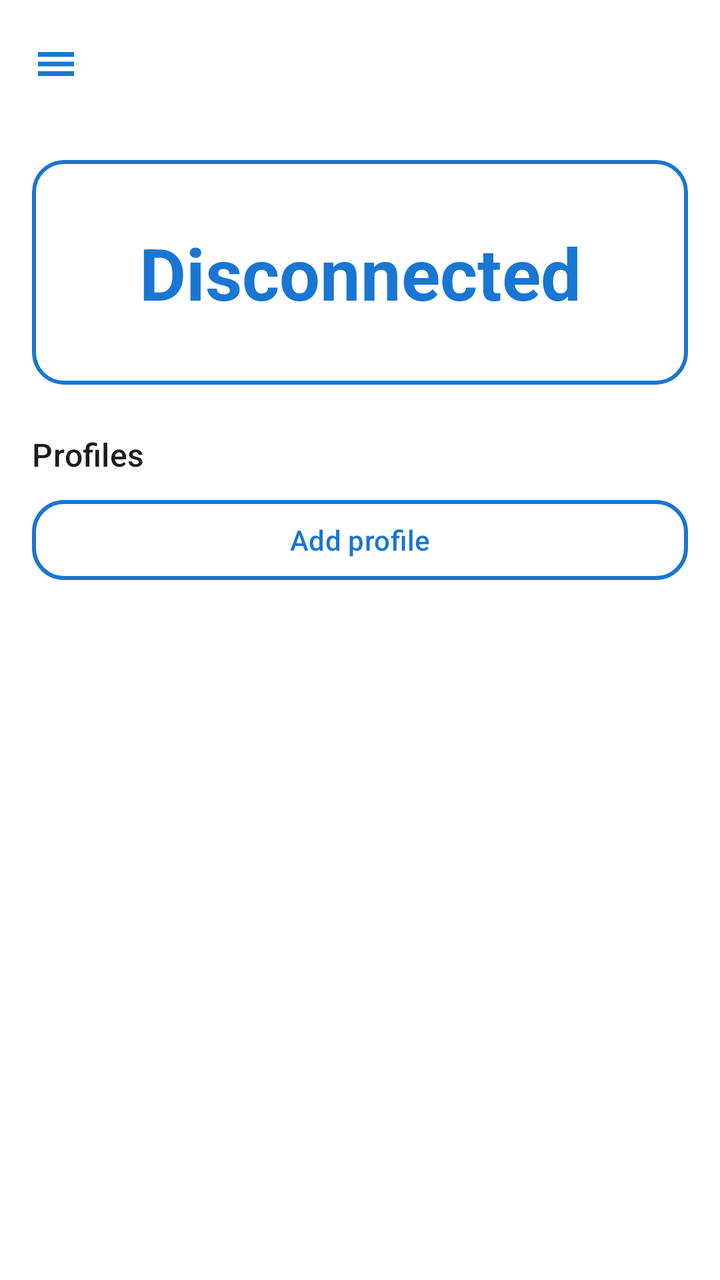
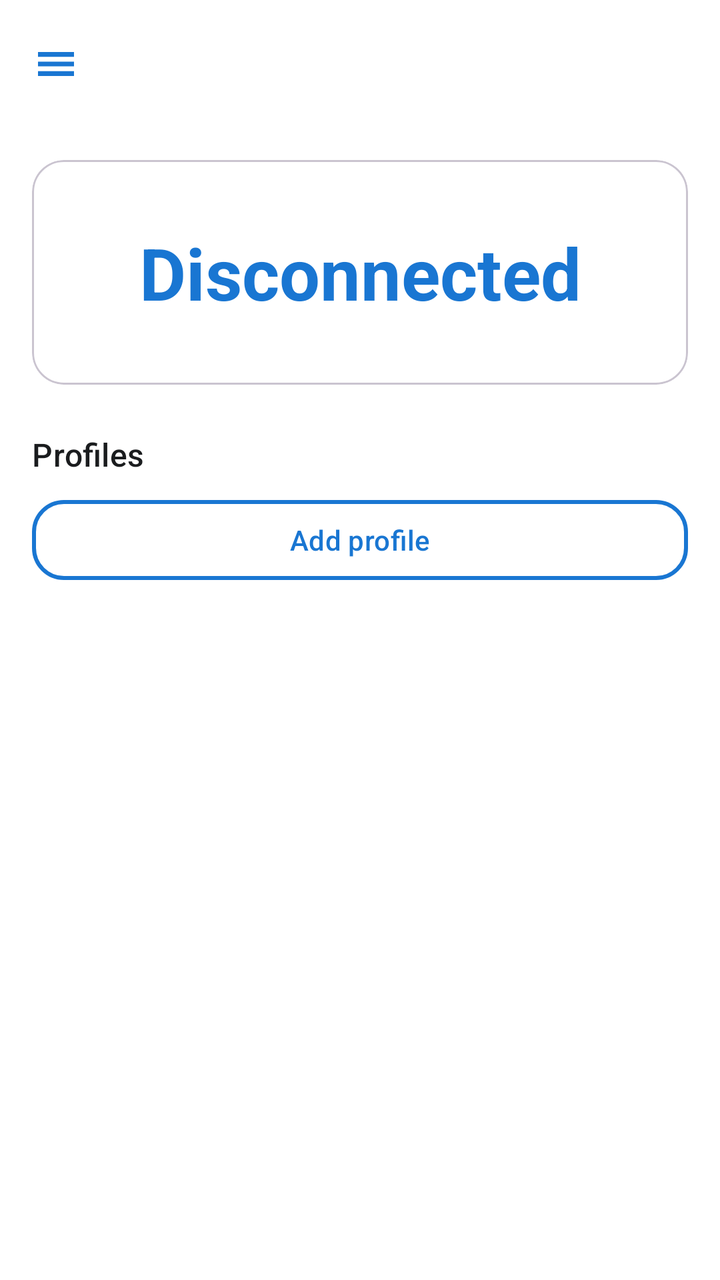

Two renders of the same Android screen: before a commit and after it. Below are the layout's source before the change and the commit's diff.
<!-- AndroidManifest.xml: application theme Theme.MrOpenVPNClient -->
<!-- res/layout/activity_main.xml -->
<?xml version="1.0" encoding="utf-8"?>
<androidx.drawerlayout.widget.DrawerLayout xmlns:android="http://schemas.android.com/apk/res/android"
    xmlns:app="http://schemas.android.com/apk/res-auto"
    android:id="@+id/drawerLayout"
    android:layout_width="match_parent"
    android:layout_height="match_parent">

    <LinearLayout
        android:layout_width="match_parent"
        android:layout_height="match_parent"
        android:orientation="vertical">

        <LinearLayout
            android:layout_width="match_parent"
            android:layout_height="wrap_content"
            android:gravity="center_vertical"
            android:orientation="horizontal"
            android:paddingTop="8dp">

            <ImageButton
                android:id="@+id/menuButton"
                android:layout_width="48dp"
                android:layout_height="48dp"
                android:layout_marginStart="4dp"
                android:background="?attr/selectableItemBackgroundBorderless"
                android:contentDescription="@string/menu_open"
                android:padding="12dp"
                android:src="@drawable/ic_menu_green" />
        </LinearLayout>

        <ScrollView
            android:layout_width="match_parent"
            android:layout_height="match_parent">

            <LinearLayout
                android:layout_width="match_parent"
                android:layout_height="wrap_content"
                android:orientation="vertical"
                android:padding="16dp">

                <com.google.android.material.card.MaterialCardView
                    android:id="@+id/statusCard"
                    android:layout_width="match_parent"
                    android:layout_height="wrap_content"
                    android:layout_marginTop="8dp"
                    app:cardCornerRadius="16dp"
                    app:strokeWidth="2dp"
                    app:strokeColor="?attr/colorPrimary">

                    <LinearLayout
                        android:layout_width="match_parent"
                        android:layout_height="wrap_content"
                        android:gravity="center"
                        android:orientation="vertical"
                        android:padding="32dp">

                        <TextView
                            android:id="@+id/statusLevelText"
                            android:layout_width="match_parent"
                            android:layout_height="wrap_content"
                            android:gravity="center"
                            android:text="@string/state_disconnected"
                            android:textAppearance="?attr/textAppearanceDisplaySmall"
                            android:textColor="?attr/colorPrimary"
                            android:textStyle="bold" />
                    </LinearLayout>
                </com.google.android.material.card.MaterialCardView>

                <com.google.android.material.button.MaterialButton
                    android:id="@+id/copyLogButton"
                    style="?attr/materialButtonOutlinedStyle"
                    android:layout_width="match_parent"
                    android:layout_height="wrap_content"
                    android:layout_marginTop="8dp"
                    android:text="@string/copy_log"
                    android:visibility="gone"
                    app:cornerRadius="16dp"
                    app:strokeWidth="2dp"
                    app:strokeColor="?attr/colorPrimary" />

                <TextView
                    android:id="@+id/profilesTitle"
                    android:layout_width="wrap_content"
                    android:layout_height="wrap_content"
                    android:layout_marginTop="24dp"
                    android:text="@string/profiles"
                    android:textAppearance="?attr/textAppearanceTitleMedium" />

                <com.google.android.material.button.MaterialButton
                    android:id="@+id/addProfileButton"
                    style="?attr/materialButtonOutlinedStyle"
                    android:layout_width="match_parent"
                    android:layout_height="wrap_content"
                    android:layout_marginTop="8dp"
                    android:text="@string/add_profile"
                    app:cornerRadius="16dp"
                    app:strokeWidth="2dp"
                    app:strokeColor="?attr/colorPrimary" />

                <androidx.recyclerview.widget.RecyclerView
                    android:id="@+id/profileList"
                    android:layout_width="match_parent"
                    android:layout_height="wrap_content"
                    android:layout_marginTop="8dp"
                    android:nestedScrollingEnabled="false" />
            </LinearLayout>
        </ScrollView>
    </LinearLayout>

    <LinearLayout
        android:layout_width="280dp"
        android:layout_height="match_parent"
        android:layout_gravity="start"
        android:background="?android:attr/colorBackground"
        android:orientation="vertical">

        <com.google.android.material.navigation.NavigationView
            android:id="@+id/navView"
            android:layout_width="match_parent"
            android:layout_height="wrap_content"
            android:background="?android:attr/colorBackground"
            android:fitsSystemWindows="true"
            app:itemIconTint="@color/nav_item_tint"
            app:itemTextColor="@color/nav_item_tint"
            app:menu="@menu/drawer_menu" />

        <View
            android:layout_width="match_parent"
            android:layout_height="2dp"
            android:layout_marginStart="16dp"
            android:layout_marginEnd="16dp"
            android:background="?attr/colorPrimary" />

        <TextView
            android:id="@+id/languageSectionLabel"
            android:layout_width="match_parent"
            android:layout_height="wrap_content"
            android:paddingStart="16dp"
            android:paddingEnd="16dp"
            android:paddingTop="12dp"
            android:paddingBottom="4dp"
            android:text="@string/language_section"
            android:textAppearance="?attr/textAppearanceLabelLarge"
            android:textColor="?attr/colorOnSurface" />

        <LinearLayout
            android:id="@+id/languageEntry"
            android:layout_width="match_parent"
            android:layout_height="56dp"
            android:background="?attr/selectableItemBackground"
            android:gravity="center_vertical"
            android:orientation="horizontal"
            android:paddingStart="16dp"
            android:paddingEnd="16dp">

            <TextView
                android:id="@+id/languageEntryText"
                android:layout_width="wrap_content"
                android:layout_height="wrap_content"
                android:textAppearance="?attr/textAppearanceBodyLarge"
                android:textColor="?attr/colorOnSurface" />
        </LinearLayout>

        <View
            android:layout_width="match_parent"
            android:layout_height="0dp"
            android:layout_weight="1" />

        <View
            android:layout_width="match_parent"
            android:layout_height="2dp"
            android:layout_marginStart="16dp"
            android:layout_marginEnd="16dp"
            android:background="?attr/colorPrimary" />

        <LinearLayout
            android:id="@+id/settingsEntry"
            android:layout_width="match_parent"
            android:layout_height="56dp"
            android:background="?attr/selectableItemBackground"
            android:gravity="center_vertical"
            android:orientation="horizontal"
            android:paddingStart="16dp"
            android:paddingEnd="16dp">

            <ImageView
                android:layout_width="24dp"
                android:layout_height="24dp"
                android:src="@drawable/ic_menu_settings"
                app:tint="?attr/colorOnSurface" />

            <TextView
                android:layout_width="wrap_content"
                android:layout_height="wrap_content"
                android:layout_marginStart="16dp"
                android:text="@string/menu_settings"
                android:textAppearance="?attr/textAppearanceBodyLarge"
                android:textColor="?attr/colorOnSurface" />
        </LinearLayout>

        <LinearLayout
            android:id="@+id/aboutEntry"
            android:layout_width="match_parent"
            android:layout_height="56dp"
            android:background="?attr/selectableItemBackground"
            android:gravity="center_vertical"
            android:orientation="horizontal"
            android:paddingStart="16dp"
            android:paddingEnd="16dp">

            <ImageView
                android:layout_width="24dp"
                android:layout_height="24dp"
                android:src="@drawable/ic_menu_about"
                app:tint="?attr/colorOnSurface" />

            <TextView
                android:layout_width="wrap_content"
                android:layout_height="wrap_content"
                android:layout_marginStart="16dp"
                android:text="@string/menu_about"
                android:textAppearance="?attr/textAppearanceBodyLarge"
                android:textColor="?attr/colorOnSurface" />
        </LinearLayout>
    </LinearLayout>
</androidx.drawerlayout.widget.DrawerLayout>
<!-- resources referenced by this layout -->
<resources>
  <!-- drawable ic_menu_about (drawable) -->
  <?xml version="1.0" encoding="utf-8"?>
  <vector xmlns:android="http://schemas.android.com/apk/res/android"
      android:width="24dp"
      android:height="24dp"
      android:viewportWidth="24"
      android:viewportHeight="24">
      <path
          android:fillColor="#FFFFFFFF"
          android:pathData="M12,2C6.48,2 2,6.48 2,12s4.48,10 10,10 10,-4.48 10,-10S17.52,2 12,2zM13,17h-2v-6h2v6zM13,9h-2L11,7h2v2z" />
  </vector>
  <!-- drawable ic_menu_green (drawable) -->
  <?xml version="1.0" encoding="utf-8"?>
  <vector xmlns:android="http://schemas.android.com/apk/res/android"
      android:width="24dp"
      android:height="24dp"
      android:viewportWidth="24"
      android:viewportHeight="24">
      <path
          android:fillColor="?attr/colorPrimary"
          android:pathData="M3,6h18v2.4H3z" />
      <path
          android:fillColor="?attr/colorPrimary"
          android:pathData="M3,10.8h18v2.4H3z" />
      <path
          android:fillColor="?attr/colorPrimary"
          android:pathData="M3,15.6h18v2.4H3z" />
  </vector>
  <!-- drawable ic_menu_settings (drawable) -->
  <?xml version="1.0" encoding="utf-8"?>
  <vector xmlns:android="http://schemas.android.com/apk/res/android"
      android:width="24dp"
      android:height="24dp"
      android:viewportWidth="24"
      android:viewportHeight="24">
      <path
          android:fillColor="#FFFFFFFF"
          android:pathData="M19.14,12.94c0.04,-0.3 0.06,-0.61 0.06,-0.94c0,-0.32 -0.02,-0.64 -0.07,-0.94l2.03,-1.58c0.18,-0.14 0.23,-0.41 0.12,-0.61l-1.92,-3.32c-0.12,-0.22 -0.37,-0.29 -0.59,-0.22l-2.39,0.96c-0.5,-0.38 -1.03,-0.7 -1.62,-0.94L14.4,2.81c-0.04,-0.24 -0.24,-0.41 -0.48,-0.41h-3.84c-0.24,0 -0.43,0.17 -0.47,0.41L9.25,5.35C8.66,5.59 8.12,5.92 7.63,6.29L5.24,5.33c-0.22,-0.08 -0.47,0 -0.59,0.22L2.74,8.87C2.62,9.08 2.66,9.34 2.86,9.48l2.03,1.58C4.84,11.36 4.8,11.69 4.8,12s0.02,0.64 0.07,0.94l-2.03,1.58c-0.18,0.14 -0.23,0.41 -0.12,0.61l1.92,3.32c0.12,0.22 0.37,0.29 0.59,0.22l2.39,-0.96c0.5,0.38 1.03,0.7 1.62,0.94l0.36,2.54c0.05,0.24 0.24,0.41 0.48,0.41h3.84c0.24,0 0.44,-0.17 0.47,-0.41l0.36,-2.54c0.59,-0.24 1.13,-0.56 1.62,-0.94l2.39,0.96c0.22,0.08 0.47,0 0.59,-0.22l1.92,-3.32c0.12,-0.22 0.07,-0.47 -0.12,-0.61L19.14,12.94zM12,15.6c-1.98,0 -3.6,-1.62 -3.6,-3.6s1.62,-3.6 3.6,-3.6s3.6,1.62 3.6,3.6S13.98,15.6 12,15.6z" />
  </vector>
  <string name="add_profile">Add profile</string>
  <string name="copy_log">Copy log</string>
  <string name="language_section">Language selection</string>
  <string name="menu_about">About</string>
  <string name="menu_open">Open menu</string>
  <string name="menu_settings">Settings</string>
  <string name="profiles">Profiles</string>
  <string name="state_disconnected">Disconnected</string>
  <color name="primary">#1976D2</color>
  <color name="onPrimary">#FFFFFF</color>
  <color name="primaryContainer">#D3E4FF</color>
  <color name="onPrimaryContainer">#001B3F</color>
  <color name="secondary">#56607C</color>
  <color name="onSecondary">#FFFFFF</color>
  <color name="background">#FFFFFF</color>
  <color name="surface">#FFFFFF</color>
  <color name="onSurface">#1A1C1E</color>
  <color name="onSurfaceVariant">#49454F</color>
  <color name="error">#BA1A1A</color>
  <color name="surfaceContainer">#F3F3F3</color>
  <color name="surfaceContainerHigh">#E7E7E7</color>
  <color name="outline">#74777F</color>
  <!-- unchanged entries left out for length: 1 -->
</resources>

<!-- the commit's change to res/layout/activity_main.xml (unified diff, before → after) -->
@@ -44,8 +44,8 @@
                     android:layout_height="wrap_content"
                     android:layout_marginTop="8dp"
                     app:cardCornerRadius="16dp"
-                    app:strokeWidth="2dp"
-                    app:strokeColor="?attr/colorPrimary">
+                    app:strokeWidth="1dp"
+                    app:strokeColor="?attr/colorOutlineVariant">
 
                     <LinearLayout
                         android:layout_width="match_parent"
